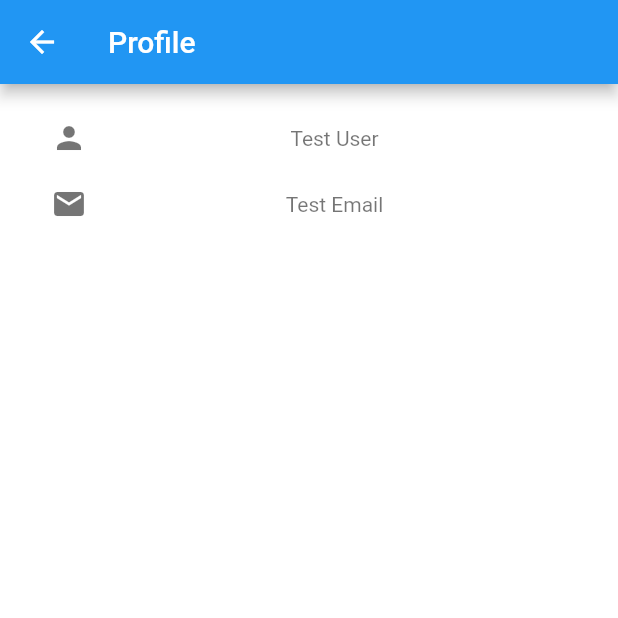
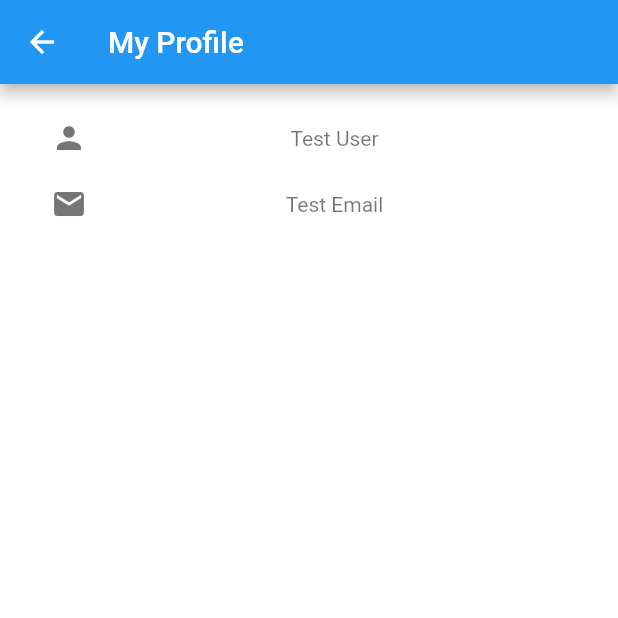
Before and after one commit to summerprogram2019/groupie, a Flutter app: the ProfileScreen screen opened by its route, on a phone screen of 412 x 824 dp, the top half of it. Run offline on Flutter 3.47's test engine with Material 2 defaults, Android fonts, the phone set to English and light mode, and no system bars.

Commit message:
Changed minor stuff for the project

```diff
--- a/lib/src/screens/login.dart
+++ b/lib/src/screens/login.dart
@@ -1,6 +1,6 @@
 import 'package:flutter/material.dart';
 
-import 'package:groupie/screens.dart' show WelcomeScreen;
+import 'package:groupie/screens.dart' show WelcomeScreen, HomePage;
 import 'package:groupie/widgets.dart' show GroupieLogo;
 
 class LoginScreen extends StatefulWidget {
@@ -82,7 +82,7 @@ class _LoginScreenState extends State<LoginScreen> {
       ),
       color: Colors.red,
       onPressed: () {
-        Navigator.of(context).pushNamed(WelcomeScreen.tag);
+        Navigator.of(context).pushNamed(HomePage.tag);
       },
     );
 
--- a/lib/src/screens/profile.dart
+++ b/lib/src/screens/profile.dart
@@ -53,7 +53,7 @@ class _ProfileScreenState extends State<ProfileScreen> {
   Widget build(BuildContext context) {
     return Scaffold(
       appBar: new AppBar(
-        title: new Text("Profile"),
+        title: new Text("My Profile"),
       ),
       backgroundColor: Colors.white,
       body: Center(
```
